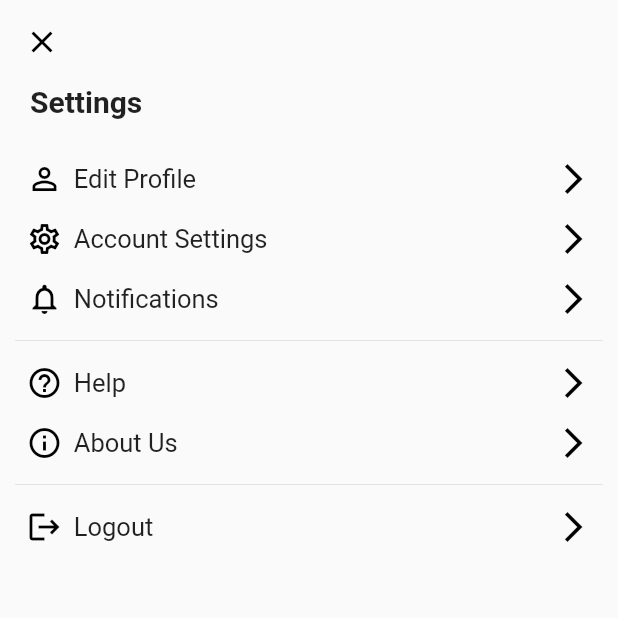
After one commit to minhhieu023/PosAppCoffee, a Flutter app: the Settings screen opened by its route, on a phone screen of 412 x 824 dp, the top half of it. The commit adds this screen. Run offline on Flutter 3.47's test engine with Material 2 defaults, Android fonts, the phone set to English and light mode, and no system bars; our stand-ins replace auto_size_text, bubble_tab_indicator, datetime_picker_formfield, fl_chart, flutter_masked_text, flutter_slidable and 8 more; missing offline and left inert: dart:ffi, dcdg, floating_action_bubble, fluid_bottom_nav_bar, ndialog, screen_loader; accounts and stored records are empty; network calls fail.

Commit message:
fix UI payment + setting screen

```diff
--- /dev/null
+++ b/SPK_Coffee/lib/Components/Settings/Settings.dart
@@ -0,0 +1,97 @@
+import 'package:SPK_Coffee/Components/Settings/EditProfile.dart';
+import 'package:flutter/material.dart';
+
+class Settings extends StatefulWidget {
+  const Settings({Key key}) : super(key: key);
+
+  @override
+  _SettingsState createState() => _SettingsState();
+}
+
+class _SettingsState extends State<Settings> {
+  Widget actionRow(
+      {@required String actionName,
+      dynamic Function() onTap,
+      @required IconData icon}) {
+    return Material(
+      child: InkWell(
+        onTap: onTap,
+        child: Container(
+          height: 40,
+          child: Row(
+            children: [
+              Expanded(
+                child: Icon(icon, color: Colors.black),
+                flex: 1,
+              ),
+              Expanded(
+                child: Text(actionName, style: TextStyle(fontSize: 17)),
+                flex: 8,
+              ),
+              Expanded(
+                child: Icon(Icons.arrow_forward_ios, color: Colors.black),
+                flex: 1,
+              ),
+            ],
+          ),
+        ),
+      ),
+    );
+  }
+
+  @override
+  Widget build(BuildContext context) {
+    return Scaffold(
+      appBar: AppBar(
+        leading: IconButton(
+            icon: Icon(Icons.close, color: Colors.black),
+            onPressed: () {
+              Navigator.pop(context);
+            }),
+        backgroundColor: Color(0xFFFAFAFA),
+        elevation: 0,
+      ),
+      body: Container(
+        child: SingleChildScrollView(
+          padding: EdgeInsets.only(left: 10, right: 10),
+          child: Column(
+            children: [
+              // ---------------------------------------------------------------- title ----------------------------------------------------------------
+              Container(
+                alignment: Alignment.centerLeft,
+                padding: EdgeInsets.only(left: 10, bottom: 20),
+                child: Text("Settings",
+                    style:
+                        TextStyle(fontSize: 20, fontWeight: FontWeight.bold)),
+              ),
+              // ---------------------------------------------------------------- Edit Profile -----------------------------------------------------------
+              actionRow(
+                  actionName: "Edit Profile",
+                  onTap: () {
+                    Navigator.of(context).push(MaterialPageRoute(
+                        builder: (BuildContext context) => EditProfile()));
+                  },
+                  icon: Icons.person_outline),
+              // Account settings
+              actionRow(
+                  actionName: "Account Settings",
+                  icon: Icons.settings_outlined),
+              actionRow(
+                  actionName: "Notifications",
+                  icon: Icons.notifications_outlined),
+              Divider(
+                thickness: 0.5,
+              ),
+              actionRow(actionName: "Help", icon: Icons.help_outline_outlined),
+              actionRow(actionName: "About Us", icon: Icons.info_outline),
+              Divider(
+                thickness: 0.5,
+              ),
+              actionRow(actionName: "Logout", icon: Icons.logout)
+            ],
+          ),
+        ),
+      ),
+    );
+  }
+}
--- a/SPK_Coffee/lib/Components/StatisticScreen/CashScreen/PaymentList/PendingPayment.dart
+++ b/SPK_Coffee/lib/Components/StatisticScreen/CashScreen/PaymentList/PendingPayment.dart
@@ -189,7 +189,8 @@ class _CashOrdersWidState extends State<CashOrdersWid>
               cashProvider.calulateTotal();
               calculate.setIsSecond(true);
             },
-            title: orders[index].tableName.isEmpty
+            title: widget.type != "closed"
+                ? (tables[index] == null
                     ? (Text("Remote Order"))
                     : tables[index] != null
                         ? (widget.type != "closed"
@@ -197,7 +198,8 @@ class _CashOrdersWidState extends State<CashOrdersWid>
                                 ? Text("TABLE ${tables[index].tablename}")
                                 : Text("Remote Order"))
                             : Text("TABLE ${orders[index].tableName}"))
-                    : Text("Remote Order ${orders[index].endUserId}"),
+                        : Text("Remote Order ${orders[index].endUserId}"))
+                : Text("History Order"),
             subtitle: Text(
                 "Order number:${orders[index].id} \n amount of money: ${formatMoney(orders[index].total.split('.')[0])} VNĐ"),
             isThreeLine: true,
--- a/SPK_Coffee/lib/Services/Services.dart
+++ b/SPK_Coffee/lib/Services/Services.dart
@@ -17,7 +17,7 @@ import 'package:SPK_Coffee/Services/SocketManager.dart';
 import 'package:http/http.dart' as http;
 
 class ServiceManager {
-  final _href = 'https://hieuit.tech:8001/api';
+  final _href = 'http://192.168.68.119:8000/api';
 
   //final _href = 'http://10.11.210.15:8000/api';
   //final _href = 'http://192.168.1.34:8000/api';
--- a/SPK_Coffee/lib/Services/SocketManager.dart
+++ b/SPK_Coffee/lib/Services/SocketManager.dart
@@ -2,7 +2,7 @@ import 'package:socket_io_client/socket_io_client.dart' as IO;
 import 'PlatformHandler.dart';
 
 class SocketManagement {
-  String _href = 'https://hieuit.tech:8001:8000';
+  String _href = 'http://192.168.68.119:8000';
   IO.Socket socket;
   PlatformHandler _platformHandler = new PlatformHandler();
   createSocketConnection() {
--- a/SPK_Coffee/lib/main.dart
+++ b/SPK_Coffee/lib/main.dart
@@ -20,6 +20,7 @@ import 'Components/ServiceScreen/AreaScreen/AreaScreen.dart';
 import 'Components/ServiceScreen/OrderScreen/OrderScreen.dart';
 import 'Components/ServiceScreen/OrderScreen/ProductInCartScreen.dart';
 
+import 'Components/Settings/Settings.dart';
 import 'Components/StatisticScreen/CashScreen/MainCashNav.dart';
 import 'Components/StatisticScreen/Statistic/MainStatisticNav.dart';
 import 'Models/ProviderModels/UserProvider.dart';
@@ -151,6 +152,7 @@ class _MyAppState extends State<MyApp> {
           '/Cart': (context) => ProductInCartScreen(),
           '/Payment': (context) => MainStatisticsScreen(),
           '/Statistics': (context) => MainStatisticsNav(),
+          '/Setting': (context) => Settings(),
         },
       )),
     );
```
Also changed, not shown: SPK_Coffee/lib/Components/Common/CustomTextformField.dart (added, +83 -0 lines), SPK_Coffee/lib/Components/Settings/EditProfile.dart (added, +62 -0 lines), SPK_Coffee/assets/img/bartender.png (added). Lines whose indentation alone changed are shown as unchanged.
